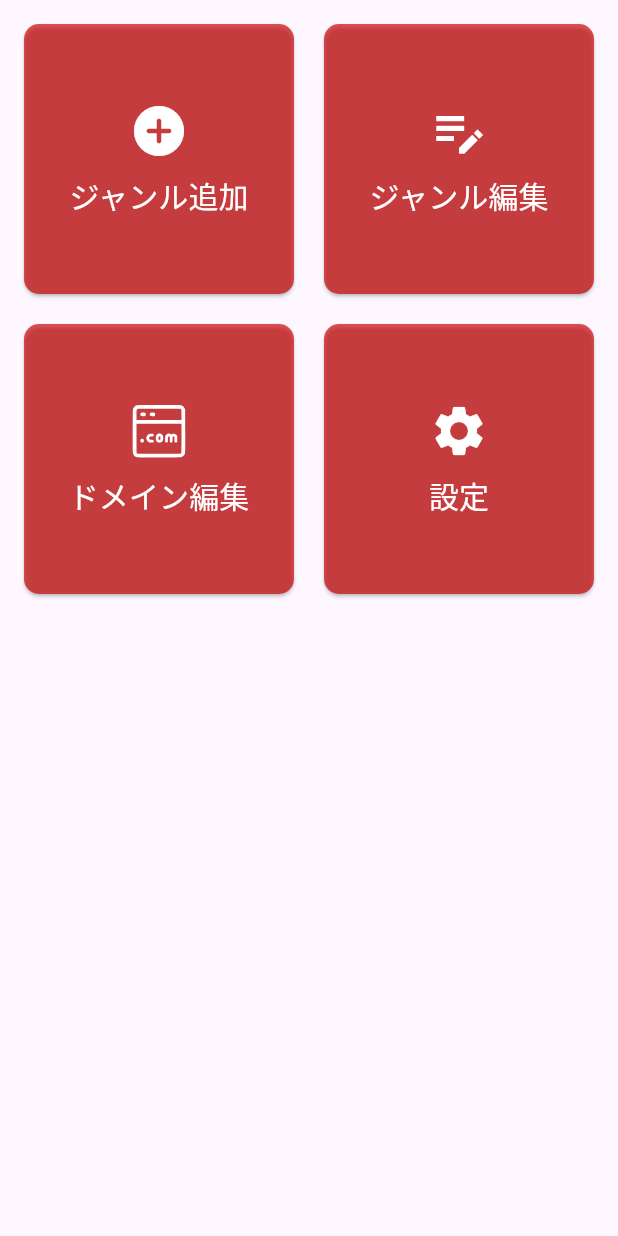
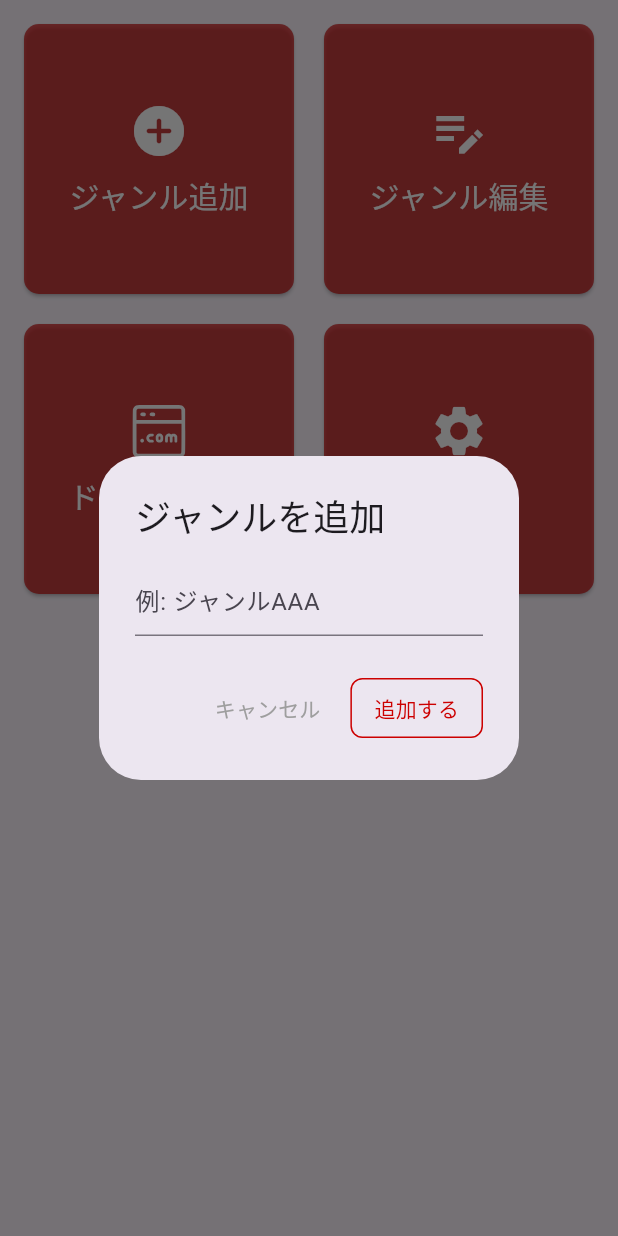
Before and after one commit to dev-yamamon01/BookMarker, a Flutter app: the CategoryMoreScreen widget shown alone on an empty page, opened directly, after a tap on "ジャンル追加", on a phone screen of 412 x 824 dp. Run offline on Flutter 3.47's test engine with Material 3 defaults, Android fonts, the phone set to English and light mode, and no system bars; our stand-ins replace drift, flutter_rating_bar, flutter_svg, go_router, sqflite_common_ffi, webview_flutter; missing offline and left inert: webview_flutter_android, webview_flutter_wkwebview; accounts and stored records are empty; generated files the repository leaves out were written again; network calls fail; statements that could not run were skipped.

Commit message:
ジャンル追加の実装とSnackBar()の改良

```diff
--- a/lib/main.dart
+++ b/lib/main.dart
@@ -16,6 +16,7 @@ import 'package:bookmarker/router.dart';
 // ✅ グローバルにデータベースインスタンスを作成
 final AppDatabase database = AppDatabase();
 final GlobalKey<MyHomePageState> globalKey = GlobalKey<MyHomePageState>();
+final GlobalKey<ScaffoldMessengerState> scaffoldMessengerKey = GlobalKey<ScaffoldMessengerState>();//contextの受け渡しの都合上必要
 
 void main() async{
   WidgetsFlutterBinding.ensureInitialized();  // Flutter の初期化を保証
@@ -94,6 +95,7 @@ class MyHomePageState extends State<MyHomePage> with SingleTickerProviderStateMi
   @override
   Widget build(BuildContext context) {
     return MaterialApp(
+      scaffoldMessengerKey: scaffoldMessengerKey,
       home: Scaffold(
         key: _scaffoldKey,//Keyを設定すると別のファイルからscaffoldの状態を取得・操作できる
         drawer: MyDrawer(),
--- /dev/null
+++ b/lib/screens/add_genre_screen.dart
@@ -0,0 +1,61 @@
+import 'package:flutter/material.dart';
+import 'package:drift/drift.dart' as drift;
+import 'package:bookmarker/data/database.dart';
+import 'package:bookmarker/utils/my_utils.dart';
+
+class AddGenreScreen extends StatefulWidget {
+  const AddGenreScreen({super.key});
+
+  @override
+  State<AddGenreScreen> createState() => _AddGenreScreenState();
+}
+
+class _AddGenreScreenState extends State<AddGenreScreen> {
+  TextEditingController genreController = TextEditingController();
+
+  @override
+  Widget build(BuildContext context) {
+    return AlertDialog(
+      title: Text("ジャンルを追加"),
+      content: Column(
+        mainAxisSize: MainAxisSize.min,
+        children: [
+          TextField(
+            controller: genreController,
+            decoration: InputDecoration(
+              hintText: "例: ジャンルAAA",
+            ),
+          ),
+
+        ],
+      ),
+      actions: [
+        TextButton(//キャンセルボタン
+          onPressed: () => Navigator.pop(context), // キャンセル
+          style: TextButton.styleFrom(foregroundColor: Colors.grey), // ← 文字色
+          child: Text("キャンセル"),
+        ),
+
+        TextButton(//更新するボタン
+          onPressed: () async{
+
+            await insertGenre(genreController.text);
+            showToastMessage(context ,'追加しました');
+            Navigator.pop(context);
+
+          },
+          style: TextButton.styleFrom(
+            foregroundColor: Color(0xFFCC0000), // ← 文字色
+            side: BorderSide(color: Color(0xFFCC0000), width: 1), // ← 枠線
+            shape: RoundedRectangleBorder(
+              // ← 枠の角を丸く
+              borderRadius: BorderRadius.circular(8),
+            ),
+            padding: EdgeInsets.symmetric(horizontal: 16, vertical: 8), // ← 余白
+          ),
+          child: Text("追加する"),
+        ),
+      ],
+    );
+  }
+}
--- a/lib/screens/category_more_screen.dart
+++ b/lib/screens/category_more_screen.dart
@@ -3,6 +3,8 @@ import 'package:flutter_svg/svg.dart';
 import 'package:bookmarker/main.dart';
 import 'package:bookmarker/screens/genre_edit_screen.dart';
 import 'package:go_router/go_router.dart';
+import 'package:bookmarker/screens/add_genre_screen.dart';
+import 'package:bookmarker/utils/my_utils.dart';
 
 //最後のタブのカテゴリー編集機能のUIを返す
 class CategoryMoreScreen extends StatelessWidget {
@@ -39,6 +41,11 @@ class CategoryMoreScreen extends StatelessWidget {
       ),
       onPressed: () {
         if (label == labelGenreAdd) {
+          showDialog(
+              context: context,
+              builder: (BuildContext context) {
+                return AddGenreScreen();
+              });
         } else if (label == labelGenreEdit) {
 
           context.push('/genreEdit');
--- a/lib/utils/my_utils.dart
+++ b/lib/utils/my_utils.dart
@@ -1,7 +1,8 @@
 import 'package:flutter/material.dart';
+import 'package:bookmarker/main.dart';
 
 void showToastMessage(BuildContext context, String message) {
-  ScaffoldMessenger.of(context).showSnackBar(
+  scaffoldMessengerKey.currentState?.showSnackBar(//contextの受け渡しの都合上必要
     SnackBar(
       content: Text(
           message,
```
